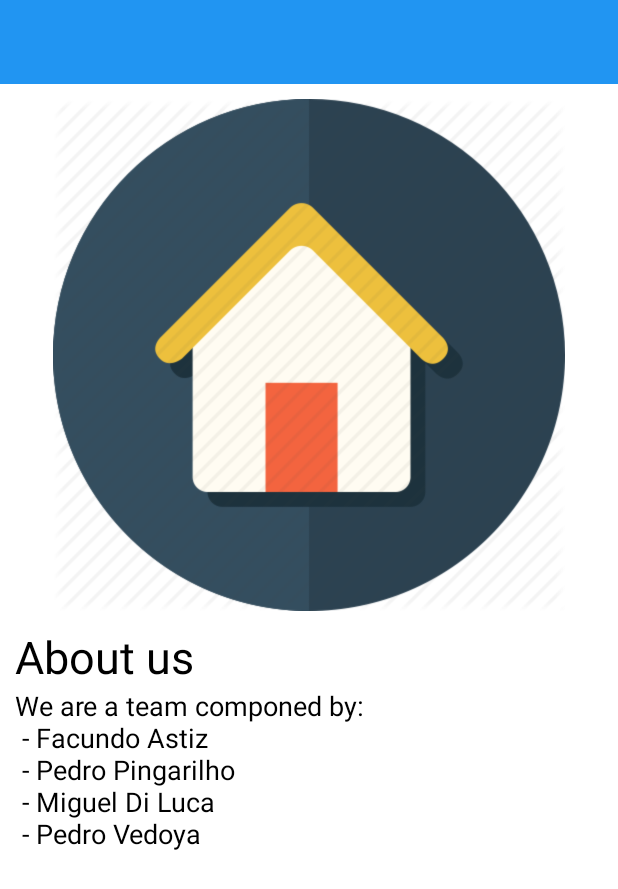
After one commit to migdiluca/SmartHome, an Android app: the layout activity_about_us.xml on its own in the app's theme, with its tools: preview values and no code run, on a phone screen of 412 x 824 dp. The commit adds this screen. Shown: the top 889 px of the screen. Run offline under Robolectric (Android 15) with nearby library versions, the phone set to English and light mode, and no system bars; network calls fail.

```diff
--- a/app/src/main/java/com/smartdesigns/smarthomehci/DeviceActivity.java
+++ b/app/src/main/java/com/smartdesigns/smarthomehci/DeviceActivity.java
@@ -10,6 +10,7 @@ import android.support.v7.widget.Toolbar;
 import android.view.MenuItem;
 
 import com.smartdesigns.smarthomehci.backend.Device;
+import com.smartdesigns.smarthomehci.repository.getStateReturn.DeviceWrapper;
 
 
 public class DeviceActivity extends AppCompatActivity {
@@ -20,10 +21,10 @@ public class DeviceActivity extends AppCompatActivity {
         setTheme();
         super.onCreate(savedInstanceState);
         setContentView(R.layout.activity_fragment);
-        Device device = (Device) getIntent().getSerializableExtra("Device");
+        DeviceWrapper device = (DeviceWrapper) getIntent().getSerializableExtra("Device");
         Toolbar toolbar = findViewById(R.id.activity_fragment_toolbar);
         setSupportActionBar(toolbar);
-        toolbar.setTitle(device.getName());
+        toolbar.setTitle(device.getDevice().getName());
         getSupportActionBar().setDisplayHomeAsUpEnabled(true);
         getSupportActionBar().setHomeButtonEnabled(true);
 
--- a/app/src/main/java/com/smartdesigns/smarthomehci/repository/getStateReturn/DeviceWrapper.java
+++ b/app/src/main/java/com/smartdesigns/smarthomehci/repository/getStateReturn/DeviceWrapper.java
@@ -5,7 +5,9 @@ import com.smartdesigns.smarthomehci.backend.Device;
 import com.smartdesigns.smarthomehci.backend.Routine;
 import com.smartdesigns.smarthomehci.backend.TypeId;
 
-public class DeviceWrapper {
+import java.io.Serializable;
+
+public class DeviceWrapper implements Serializable {
     private Device device;
     private GetState state;
 
--- /dev/null
+++ b/app/src/main/res/layout/activity_about_us.xml
@@ -0,0 +1,63 @@
+<?xml version="1.0" encoding="utf-8"?>
+<android.support.constraint.ConstraintLayout xmlns:android="http://schemas.android.com/apk/res/android"
+    xmlns:app="http://schemas.android.com/apk/res-auto"
+    xmlns:tools="http://schemas.android.com/tools"
+    android:layout_width="match_parent"
+    android:layout_height="match_parent"
+    tools:context=".AboutUsActivity"
+    android:background="?attr/backgroundColor">
+
+    <android.support.v7.widget.Toolbar
+        android:id="@+id/aboutus_toolbar"
+        android:layout_width="match_parent"
+        android:layout_height="wrap_content"
+        android:theme="@style/AppTheme.ActionBarTheme"
+        android:background="?attr/colorPrimary"
+        android:backgroundTint="?attr/colorPrimary"
+        android:minHeight="?attr/actionBarSize"
+        app:titleTextColor="?attr/titleColor" />
+
+    <ScrollView
+        android:id="@+id/scrollView2"
+        android:layout_width="match_parent"
+        android:layout_height="wrap_content"
+
+        android:layout_below="@+id/aboutus_toolbar"
+        android:layout_marginTop="0dp"
+        app:layout_constraintTop_toBottomOf="@+id/aboutus_toolbar">
+
+        <LinearLayout
+            android:layout_width="match_parent"
+            android:layout_height="wrap_content"
+            android:orientation="vertical">
+
+            <ImageView
+                android:layout_width="512px"
+                android:layout_height="512px"
+                android:layout_gravity="center"
+                android:layout_marginTop="10dp"
+                android:layout_marginBottom="10dp"
+                android:src="@drawable/ic_launcher" />
+
+            <TextView
+                android:layout_width="match_parent"
+                android:layout_height="wrap_content"
+                android:layout_marginLeft="10dp"
+                android:layout_marginRight="10dp"
+                android:textSize="30dp"
+                android:text="@string/about_us"
+                />
+
+            <TextView
+                android:layout_width="match_parent"
+                android:layout_height="wrap_content"
+                android:layout_marginLeft="10dp"
+                android:layout_marginRight="10dp"
+                android:textSize="18dp"
+                android:text="@string/about_us_message"
+                />
+        </LinearLayout>
+
+    </ScrollView>
+
+</android.support.constraint.ConstraintLayout>
--- a/app/src/main/res/layout/card_view_item.xml
+++ b/app/src/main/res/layout/card_view_item.xml
@@ -1,6 +1,5 @@
 <?xml version="1.0" encoding="utf-8"?>
 <RelativeLayout xmlns:android="http://schemas.android.com/apk/res/android"
-    xmlns:app="http://schemas.android.com/tools"
     xmlns:cardview="http://schemas.android.com/apk/res-auto"
     android:layout_width="match_parent"
     android:layout_height="match_parent"
--- a/app/src/main/res/menu/up_menu.xml
+++ b/app/src/main/res/menu/up_menu.xml
@@ -11,7 +11,8 @@
     <item
         android:id="@+id/aboutMenu"
         android:title="@string/About"
-        android:icon="@drawable/ic_question" />
+        android:icon="@drawable/ic_question"
+        android:onClick="about_onClick"/>
 
 
 </menu>
--- a/app/src/main/res/values/strings.xml
+++ b/app/src/main/res/values/strings.xml
@@ -96,7 +96,7 @@
     <string name="ColumnsAmountPotrait">Columns amount (Potrait mode)</string>
     <string name="ColumnsAmountLandscape">Columns amount (Landscape mode)</string>
     <string name="title_activity_settings">Settings</string>
-    <string name="pref_dark_theme">Dark theme</string>
+    <string name="pref_dark_theme">Dark theme (Unfinished, needs restart)</string>
 
     <!-- Strings related to Settings -->
 
@@ -197,7 +197,7 @@
         <item>@string/Long</item>
     </string-array>
 
-    <string name="Short" >1 min</string>
+    <string name="Short">1 min</string>
     <string name="Medium">30 min</string>
     <string name="Long">60 min</string>
     <string name="Interval">Notification interval (Restart Required)</string>
@@ -228,5 +228,7 @@
     <string name="no_routines_available">The are no routines yet!.</string>
     <string name="loading">Loading</string>
     <string name="device_not_exist">There was a connection error or this devices does not exist anymore. Please swipe to refresh.</string>
+    <string name="about_us">About us</string>
+    <string name="about_us_message">We are a team componed by:\n      - Facundo Astiz\n      - Pedro Pingarilho\n      - Miguel Di Luca\n      - Pedro Vedoya\n \n </string>
 
 </resources>
```
Also changed, not shown: app/src/main/java/com/smartdesigns/smarthomehci/AboutUsActivity.java (added, +32 -0 lines), app/src/main/java/com/smartdesigns/smarthomehci/Home.java (+10 -2 lines).
